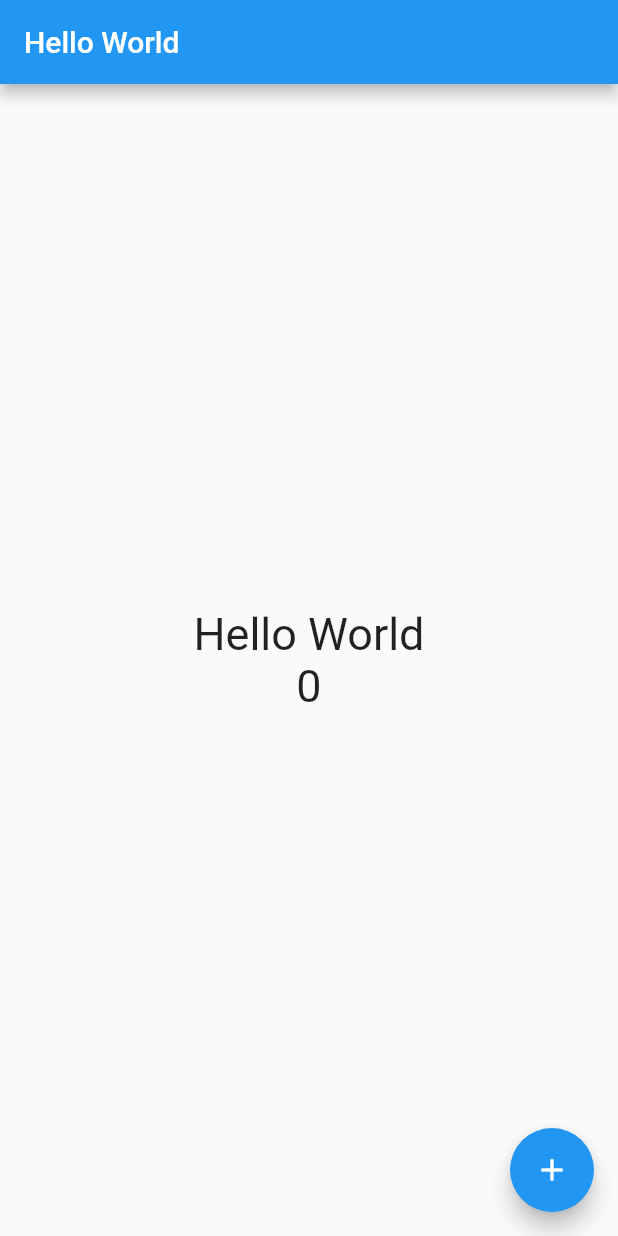
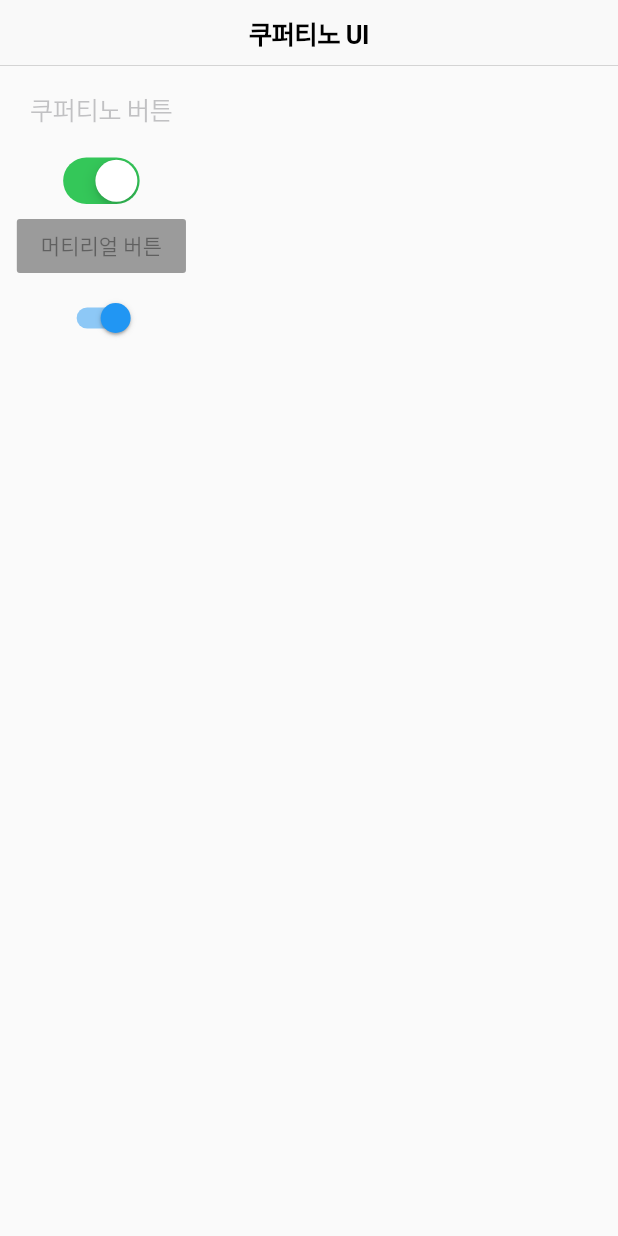
Before and after one commit to jiyeonjoy/flutter_basic, a Flutter app: the screen it shows after launch, on a phone screen of 412 x 824 dp. Run offline on Flutter 3.47's test engine with Material 2 defaults, Android fonts, the phone set to English and light mode, and no system bars.

Commit message:
cupertino_page 추가

```diff
--- /dev/null
+++ b/lib/cupertino_page.dart
@@ -0,0 +1,45 @@
+import 'package:flutter/material.dart';
+import 'package:flutter/cupertino.dart';
+
+// stful 엔터 치면 됨!!
+class CupertinoPage extends StatefulWidget {
+  @override
+  _CupertinoPageState createState() => _CupertinoPageState();
+}
+
+class _CupertinoPageState extends State<CupertinoPage> {
+  bool _switch = true;
+  @override
+  Widget build(BuildContext context) {
+    return Scaffold(
+        appBar: CupertinoNavigationBar(
+          middle: Text('쿠퍼티노 UI'),
+        ),
+        body: Column(
+          children: <Widget>[
+            CupertinoButton(
+              child: Text('쿠퍼티노 버튼'),
+            ),
+            CupertinoSwitch(
+              value: _switch,
+              onChanged: (bool value) {
+                setState(() {
+                  _switch = value;
+                });
+              },
+            ),
+            RaisedButton(
+              child: Text('머티리얼 버튼'),
+            ),
+            Switch(
+              value: _switch,
+              onChanged: (bool value) {
+                setState(() {
+                  _switch = value;
+                });
+              },
+            )
+          ],
+        ));
+  }
+}
--- a/lib/main.dart
+++ b/lib/main.dart
@@ -1,4 +1,5 @@
 import 'package:flutter/material.dart';
+import 'package:flutter_basic/cupertino_page.dart';
 
 void main() => runApp(MyApp());
 
@@ -11,7 +12,8 @@ class MyApp extends StatelessWidget {
       theme: ThemeData(
         primarySwatch: Colors.blue,
       ),
-      home: HelloPage('Hello World')
+      home: CupertinoPage()
+//        home: HelloPage('Hello World')
     );
   }
 }
@@ -49,6 +51,15 @@ class _HelloPageState extends State<HelloPage> {
               children: <Widget>[
                 Text(_message, style: TextStyle(fontSize: 30)),
                 Text('$_counter', style: TextStyle(fontSize: 30)),   // 다트는 작은 따옴표 기본임
+                RaisedButton(
+                  child: Text('화면 이동'),
+                  onPressed: () {
+                    Navigator.push(
+                      context,
+                      MaterialPageRoute(builder: (context) => CupertinoPage())
+                    );
+                  },
+                )
               ]
         ))
     );
```
